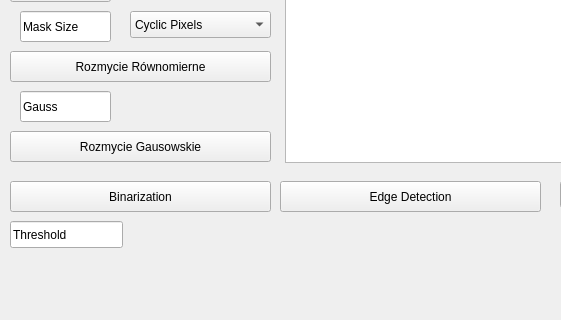
Before: the Qt Designer form mainwindowqt.ui in rozman123/MyImageProccesingApp, drawn with Qt 5; both pictures show x 0 to 561 and y 299 to 619 of the 1231 by 619 pixel window.
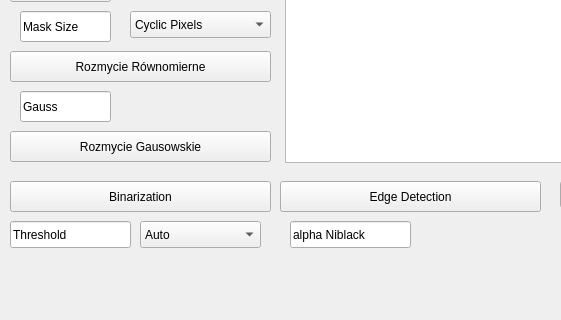
After: the same form once the commit is applied.

```diff
--- a/mainwindowqt.ui
+++ b/mainwindowqt.ui
@@ -333,7 +333,7 @@
      <rect>
       <x>10</x>
       <y>520</y>
-      <width>113</width>
+      <width>121</width>
       <height>27</height>
      </rect>
     </property>
@@ -341,6 +341,49 @@
      <string>Threshold</string>
     </property>
    </widget>
+   <widget class="QComboBox" name="Binarization_option">
+    <property name="geometry">
+     <rect>
+      <x>140</x>
+      <y>520</y>
+      <width>121</width>
+      <height>27</height>
+     </rect>
+    </property>
+    <item>
+     <property name="text">
+      <string>Auto</string>
+     </property>
+    </item>
+    <item>
+     <property name="text">
+      <string>Bimodal</string>
+     </property>
+    </item>
+    <item>
+     <property name="text">
+      <string>Otsu</string>
+     </property>
+    </item>
+    <item>
+     <property name="text">
+      <string>Niblack</string>
+     </property>
+    </item>
+   </widget>
+   <widget class="QLineEdit" name="alpha_for_Niblack">
+    <property name="geometry">
+     <rect>
+      <x>290</x>
+      <y>520</y>
+      <width>121</width>
+      <height>27</height>
+     </rect>
+    </property>
+    <property name="text">
+     <string>alpha Niblack</string>
+    </property>
+   </widget>
   </widget>
   <widget class="QMenuBar" name="menubar">
    <property name="geometry">
```
